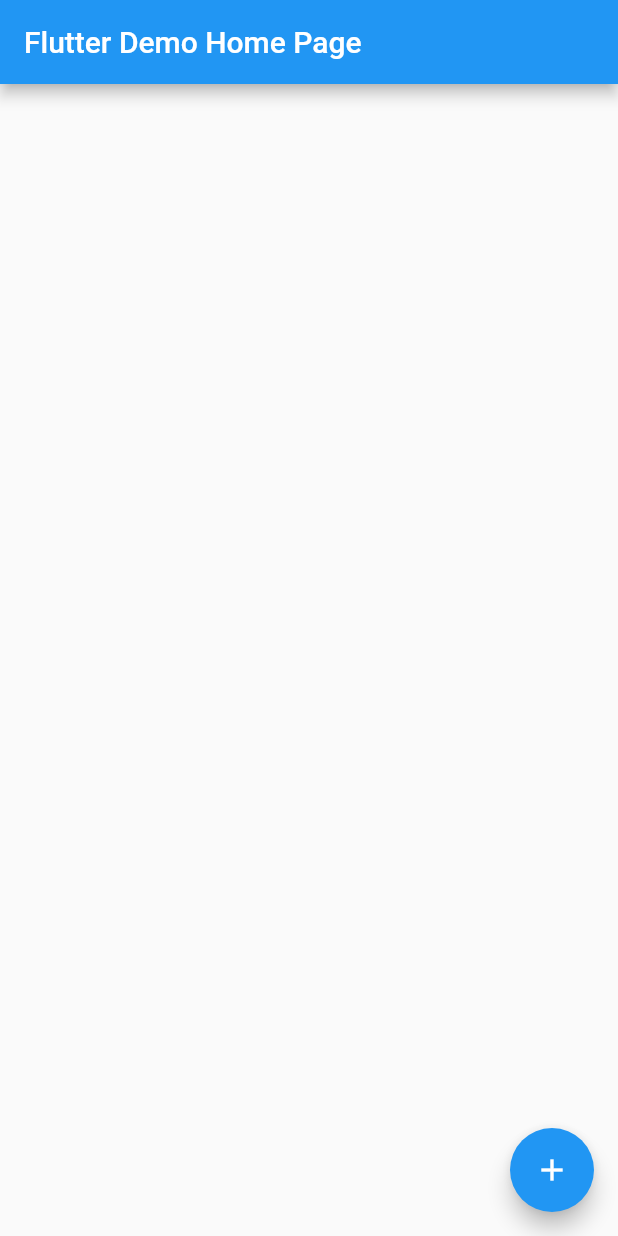
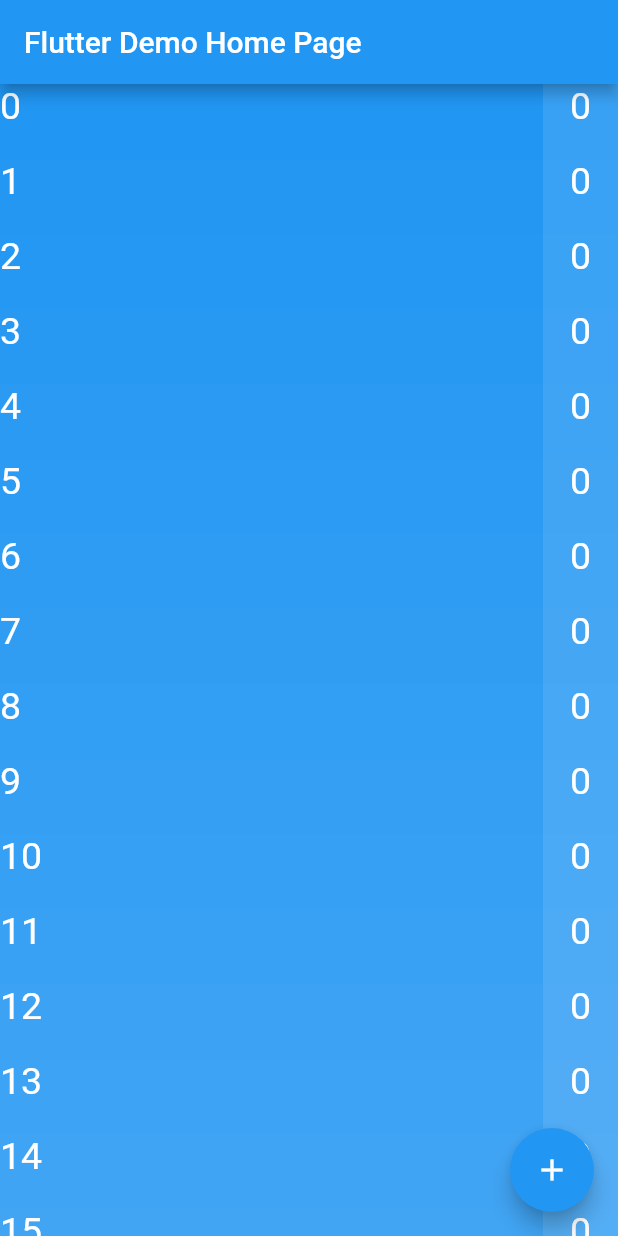
Before and after one commit to turlvo/stackoverflow, a Flutter app: the screen it shows after launch, on a phone screen of 412 x 824 dp. Run offline on Flutter 3.47's test engine with Material 2 defaults, Android fonts, the phone set to English and light mode, and no system bars.

Commit message:
resolve 71044216

```diff
--- a/lib/main.dart
+++ b/lib/main.dart
@@ -49,6 +49,42 @@ class _MyHomePageState extends State<MyHomePage> {
   }
 
   Widget _buildBody() {
-    return Container();
+    return ListView.builder(
+      itemCount: 60,
+      itemBuilder: (BuildContext ctx, int index) {
+        double opcaity = (1.0 - 0.01 * index) < 0 ? 0 : (1.0 - 0.01 * index);
+        return Stack(
+          children: [
+            Container(
+              height: 50,
+              width: double.infinity,
+              color: Colors.blue.withOpacity(opcaity),
+              child: Text(
+                '$index',
+                style: TextStyle(
+                  fontSize: 25,
+                  color: Colors.white,
+                ),
+              ),
+            ),
+            Positioned(
+              right: 0,
+              child: Container(
+                  width: 50,
+                  height: 50,
+                  color: Colors.white.withOpacity(0.1),
+                  child: Text(
+                    '0',
+                    textAlign: TextAlign.center,
+                    style: TextStyle(
+                      fontSize: 25,
+                      color: Colors.white,
+                    ),
+                  )),
+            )
+          ],
+        );
+      },
+    );
   }
 }
```
Also changed, not shown: pubspec.lock.
